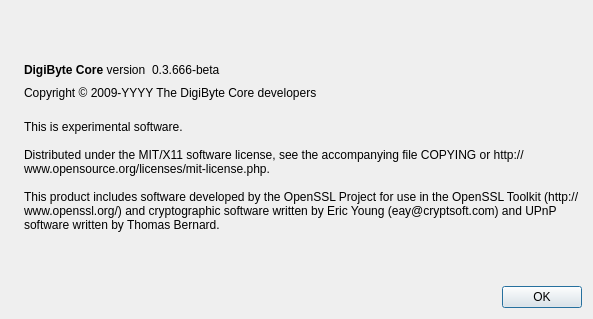
Old version of the form src/qt/forms/aboutdialog.ui in the repository bryceweiner/nautiluscoin.
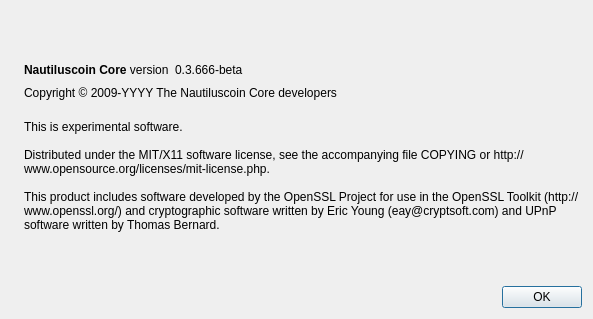
New version of the form. Icons and pictures are not drawn.

Diff of the .ui file:
```diff
--- a/src/qt/forms/aboutdialog.ui
+++ b/src/qt/forms/aboutdialog.ui
@@ -50,7 +50,7 @@
           <cursorShape>IBeamCursor</cursorShape>
          </property>
          <property name="text">
-          <string>&lt;b&gt;DigiByte Core&lt;/b&gt; version</string>
+          <string>&lt;b&gt;Nautiluscoin Core&lt;/b&gt; version</string>
          </property>
          <property name="textInteractionFlags">
           <set>Qt::LinksAccessibleByMouse|Qt::TextSelectableByKeyboard|Qt::TextSelectableByMouse</set>
@@ -91,7 +91,7 @@
         <cursorShape>IBeamCursor</cursorShape>
        </property>
        <property name="text">
-        <string notr="true">Copyright &amp;copy; 2009-YYYY The DigiByte Core developers</string>
+        <string notr="true">Copyright &amp;copy; 2009-YYYY The Nautiluscoin Core developers</string>
        </property>
        <property name="textFormat">
         <enum>Qt::RichText</enum>
```
Left out of the diff: 6 changed lines with no effect on the pictures.
